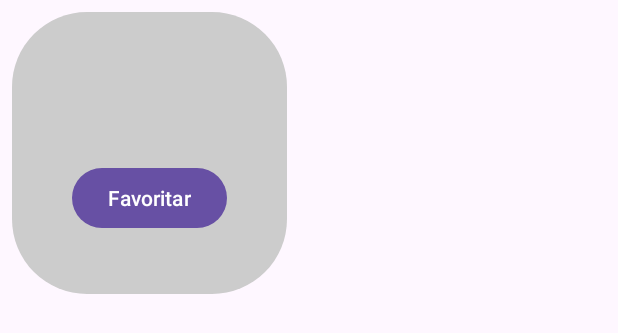
After one commit to vinicius-yudi/ProjetoAndroid, an Android app: the layout item_carousel.xml on its own in the app's theme, with its tools: preview values and no code run, on a phone screen of 412 x 824 dp. The commit adds this screen. Shown: the top 333 px of the screen. Run offline under Robolectric (Android 15) with nearby library versions, the phone set to English and light mode, and no system bars.

Commit message:
Ajustes ViewModel

```diff
--- a/app/build.gradle.kts
+++ b/app/build.gradle.kts
@@ -26,6 +26,10 @@ android {
             )
         }
     }
+    buildFeatures {
+        //noinspection DataBindingWithoutKapt
+        dataBinding = true
+    }
     compileOptions {
         sourceCompatibility = JavaVersion.VERSION_1_8
         targetCompatibility = JavaVersion.VERSION_1_8
@@ -46,6 +50,7 @@ dependencies {
     implementation(libs.androidx.activity)
     implementation(libs.androidx.constraintlayout)
     implementation("androidx.recyclerview:recyclerview:1.3.2")
+    implementation(libs.firebase.firestore.ktx)
     testImplementation(libs.junit)
     androidTestImplementation(libs.androidx.junit)
     androidTestImplementation(libs.androidx.espresso.core)
--- a/app/src/main/java/com/yudi/projetoandroid/MainActivity.kt
+++ b/app/src/main/java/com/yudi/projetoandroid/MainActivity.kt
@@ -24,7 +24,7 @@ class MainActivity : AppCompatActivity() {
         enableEdgeToEdge()
         setContentView(binding.root)
 
-        viewModel = ViewModelProvider(this).get(MainViewModel::class.java)
+        viewModel = ViewModelProvider(this)[MainViewModel::class.java]
 
         val mainLayout = findViewById<ConstraintLayout>(R.id.main)
         val toggleButton = findViewById<Button>(R.id.btn_toggle_color)
@@ -68,7 +68,7 @@ class MainActivity : AppCompatActivity() {
                 if (loginResult.success) {
                     // Login bem-sucedido, redirecionar ou exibir mensagem de sucesso
                     Snackbar.make(binding.root, "Login bem-sucedido!", Snackbar.LENGTH_SHORT).show()
-                    // Exemplo: startActivity(Intent(this, TelaPrincipal::class.java))
+                    startActivity(Intent(this, TelaPrincipal::class.java))
                 } else {
                     // Exibe mensagem de erro
                     Snackbar.make(binding.root, loginResult.error ?: "Erro desconhecido", Snackbar.LENGTH_SHORT).show()
--- a/app/src/main/java/com/yudi/projetoandroid/MainViewModel.kt
+++ b/app/src/main/java/com/yudi/projetoandroid/MainViewModel.kt
@@ -37,7 +37,7 @@ class MainViewModel : ViewModel() {
                 } else {
                     _loginResult.value = LoginResult(success = false, error = "Login ou senha incorretos")
                 }
-                _loading.value = false
+
             }
         }
     }
--- /dev/null
+++ b/app/src/main/res/layout/item_carousel.xml
@@ -0,0 +1,31 @@
+<LinearLayout xmlns:android="http://schemas.android.com/apk/res/android"
+    android:layout_width="wrap_content"
+    android:layout_height="wrap_content"
+    android:orientation="vertical"
+    android:padding="40dp"
+    android:background="@drawable/rounded_background"
+    android:layout_margin="8dp"
+    >
+
+    <TextView
+        android:id="@+id/tvGameName"
+        android:layout_width="wrap_content"
+        android:layout_height="wrap_content"
+        android:textSize="18sp"
+        android:textColor="@android:color/black" />
+
+    <TextView
+        android:id="@+id/tvGameType"
+        android:layout_width="wrap_content"
+        android:layout_height="wrap_content"
+        android:layout_marginTop="8dp"
+        android:textSize="14sp"
+        android:textColor="@android:color/black" />
+
+    <Button
+        android:id="@+id/btnFavoritar"
+        android:layout_width="wrap_content"
+        android:layout_height="wrap_content"
+        android:text="Favoritar"
+        android:layout_marginTop="8dp" />
+</LinearLayout>
--- a/app/src/main/res/layout/item_game.xml
+++ b/app/src/main/res/layout/item_game.xml
@@ -1,13 +1,11 @@
 <?xml version="1.0" encoding="utf-8"?>
 <LinearLayout xmlns:android="http://schemas.android.com/apk/res/android"
-    android:layout_width="wrap_content"
+    android:layout_width="match_parent"
     android:layout_height="wrap_content"
     android:orientation="vertical"
     android:background="@drawable/rounded_background"
-    android:paddingHorizontal="30dp"
-    android:paddingVertical="16dp"
+    android:padding="16dp"
     android:layout_marginBottom="16dp"
-    android:layout_marginHorizontal="20dp"
     android:backgroundTint="@color/cinza">
 
     <TextView
--- a/gradle/libs.versions.toml
+++ b/gradle/libs.versions.toml
@@ -9,6 +9,7 @@ appcompat = "1.7.0"
 material = "1.12.0"
 activity = "1.9.2"
 constraintlayout = "2.1.4"
+firebaseFirestoreKtx = "25.1.1"
 
 [libraries]
 androidx-core-ktx = { group = "androidx.core", name = "core-ktx", version.ref = "coreKtx" }
@@ -19,6 +20,7 @@ androidx-appcompat = { group = "androidx.appcompat", name = "appcompat", version
 material = { group = "com.google.android.material", name = "material", version.ref = "material" }
 androidx-activity = { group = "androidx.activity", name = "activity", version.ref = "activity" }
 androidx-constraintlayout = { group = "androidx.constraintlayout", name = "constraintlayout", version.ref = "constraintlayout" }
+firebase-firestore-ktx = { group = "com.google.firebase", name = "firebase-firestore-ktx", version.ref = "firebaseFirestoreKtx" }
 
 [plugins]
 android-application = { id = "com.android.application", version.ref = "agp" }
```
Also changed, not shown: app/src/main/java/com/yudi/projetoandroid/CarouselAdapter.kt (+4 -14 lines), app/src/main/java/com/yudi/projetoandroid/TelaPrincipal.kt (+70 -6 lines), app/src/main/java/com/yudi/projetoandroid/TelaPrincipalViewModel.kt (+23 -7 lines), app/src/main/res/layout/item_categoria.xml (added, +33 -0 lines), 3 other files.
